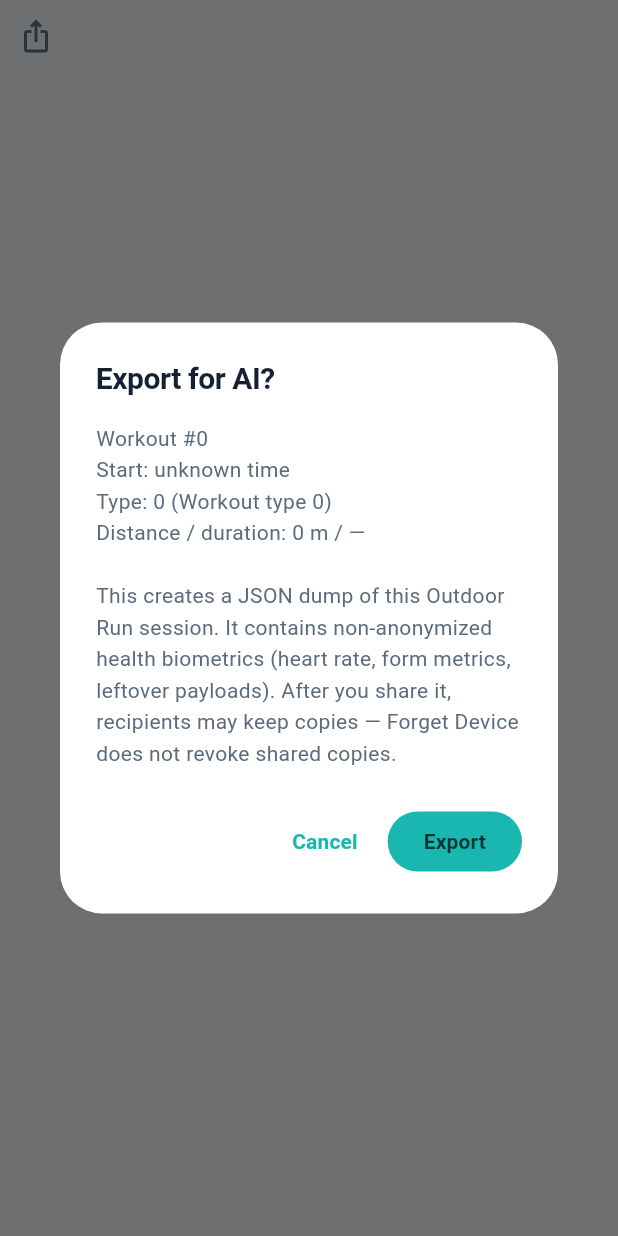
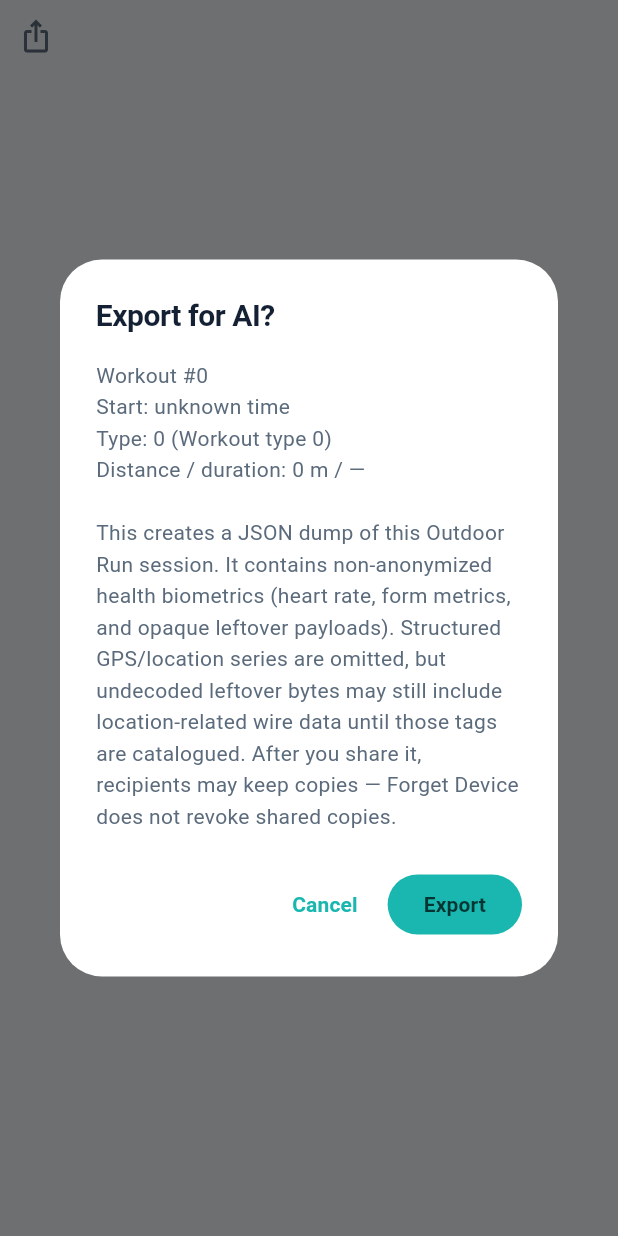
Before and after one commit to jalakamkiran/fitness_os, a Flutter app: the _OutdoorRunExportAction widget shown alone on an empty page, opened directly with empty values, after a tap on the "ios share" icon, on a phone screen of 412 x 824 dp. Run offline on Flutter 3.47's test engine with Material 3 defaults, Android fonts, the phone set to English and light mode, and no system bars; our stand-ins replace dio, equatable, fl_chart, flutter_bloc, flutter_local_notifications, flutter_svg and 7 more; missing offline and left inert: flutter_gemma, flutter_gemma_litertlm; accounts and stored records are empty; Roboto replaces fonts that are missing (Manrope); project files that could hold a hidden picture were left out.

Commit message:
fix(export): disclose opaque leftovers may include location bytes
Structured GPS keys stay omitted; confirm copy and schema now state that
undecoded leftover TLV bodies are not GPS-scrubbed until tags are catalogued.

Co-authored-by: Cursor <cursoragent@cursor.com>

```diff
--- a/lib/features/diagnostics/data/run_session_export_envelope.dart
+++ b/lib/features/diagnostics/data/run_session_export_envelope.dart
@@ -10,7 +10,9 @@ abstract final class RunSessionExportEnvelope {
 
   static const sensitivityNotes =
       'Contains non-anonymized session health biometrics (HR, form, leftovers). '
-      'Shared copies are not revoked by Forget Device. Do not commit.';
+      'Structured GPS/location series are omitted; opaque leftover TLV bodies '
+      'may still include undecoded location-related wire data. Shared copies '
+      'are not revoked by Forget Device. Do not commit.';
 
   /// Always omitted — never stamp as included.
   static const alwaysOmitted = <String>{
--- a/lib/features/workout_history/presentation/view/workout_detail_screen.dart
+++ b/lib/features/workout_history/presentation/view/workout_detail_screen.dart
@@ -320,9 +320,12 @@ class _OutdoorRunExportActionState extends State<_OutdoorRunExportAction> {
         content: Text(
           '$identity\n\n'
           'This creates a JSON dump of this Outdoor Run session. It contains '
-          'non-anonymized health biometrics (heart rate, form metrics, leftover '
-          'payloads). After you share it, recipients may keep copies — Forget '
-          'Device does not revoke shared copies.',
+          'non-anonymized health biometrics (heart rate, form metrics, and '
+          'opaque leftover payloads). Structured GPS/location series are '
+          'omitted, but undecoded leftover bytes may still include '
+          'location-related wire data until those tags are catalogued. After '
+          'you share it, recipients may keep copies — Forget Device does not '
+          'revoke shared copies.',
         ),
         actions: [
           TextButton(
```
Also changed, not shown: 1 other file.
